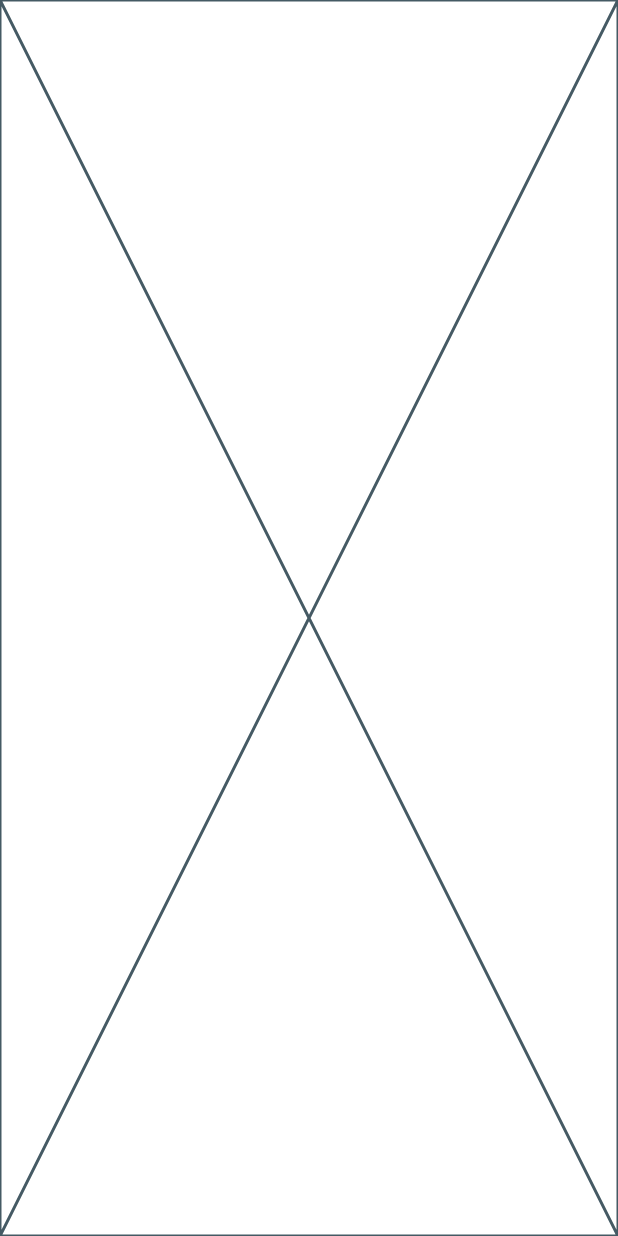
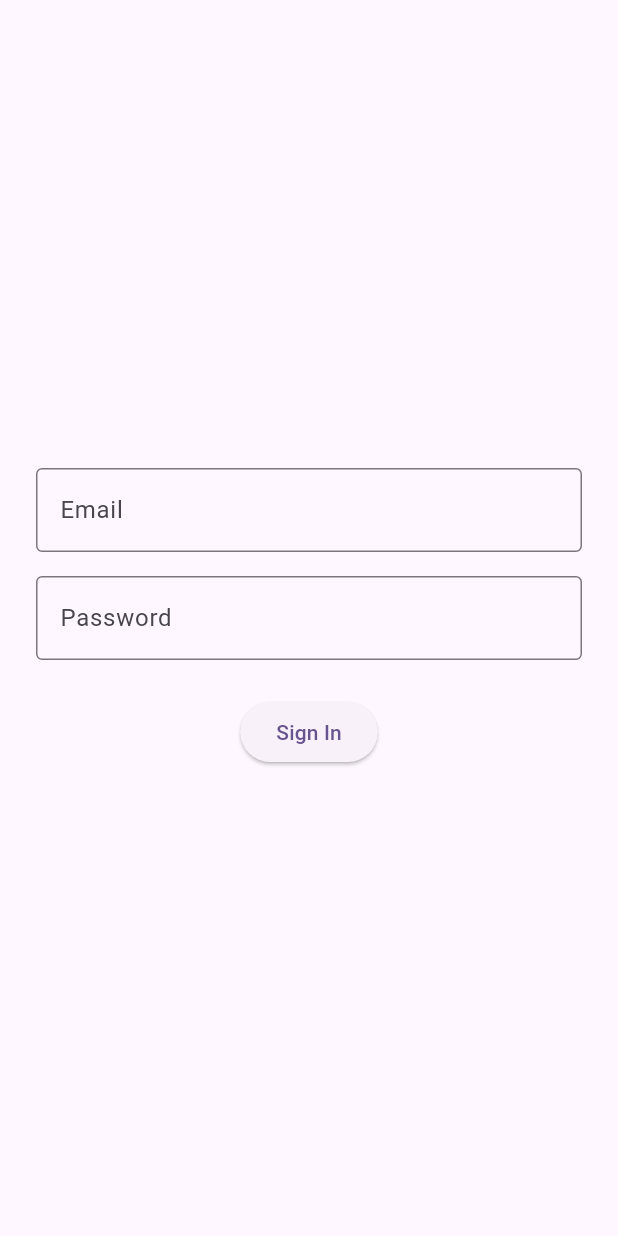
Before and after one commit to shivanktyagi001/journal_app, a Flutter app: the screen it shows after launch, on a phone screen of 412 x 824 dp. Run offline on Flutter 3.47's test engine with Material 3 defaults, Android fonts, the phone set to English and light mode, and no system bars; our stand-ins replace firebase_auth, firebase_core; accounts and stored records are empty.

Commit message:
feat: Add login screen, journal model, and update auth provider

```diff
--- a/lib/Models/journal_model.dart
+++ b/lib/Models/journal_model.dart
@@ -1,4 +1,4 @@
-import 'package:flutter/material.dart';
+
 class JournalModel{
   String title;
   String des;
--- /dev/null
+++ b/lib/Screens/login_Screen.dart
@@ -0,0 +1,77 @@
+import 'package:flutter/material.dart';
+import 'package:journal_app/Screens/dashboard_screen.dart';
+import 'package:journal_app/provider/myauth_provider.dart';
+import 'package:provider/provider.dart';
+
+class LoginScreen extends StatelessWidget {
+  final TextEditingController emailcontroller = TextEditingController();
+  final TextEditingController passwordcontroller = TextEditingController();
+
+  @override
+  Widget build(BuildContext context) {
+    return Scaffold(
+      body: Center(
+        child: Padding(
+          padding: const EdgeInsets.symmetric(horizontal: 24.0),
+          child: Column(
+            mainAxisAlignment: MainAxisAlignment.center,
+            children: [
+              TextField(
+                controller: emailcontroller,
+                decoration: InputDecoration(
+                  labelText: "Email",
+                  border: OutlineInputBorder(),
+                ),
+              ),
+              SizedBox(height: 16),
+              TextField(
+                controller: passwordcontroller,
+                obscureText: true,
+                decoration: InputDecoration(
+                  labelText: "Password",
+                  border: OutlineInputBorder(),
+                ),
+              ),
+              SizedBox(height: 24),
+              ElevatedButton(
+                onPressed: () async {
+                  final email = emailcontroller.text.trim();
+                  final password = passwordcontroller.text.trim();
+
+                  if (email.isEmpty || password.isEmpty) {
+                    ScaffoldMessenger.of(context).showSnackBar(
+                      SnackBar(content: Text("Please fill in all fields")),
+                    );
+                    return;
+                  }
+
+                  final authProvider = Provider.of<MyAuthProvider>(context, listen: false);
+
+                  try {
+                    await authProvider.login(email, password);
+
+                    if (authProvider.user != null) {
+                      Navigator.pushReplacement(
+                        context,
+                        MaterialPageRoute(builder: (_) => DashboardScreen()),
+                      );
+                    } else {
+                      ScaffoldMessenger.of(context).showSnackBar(
+                        SnackBar(content: Text("Login Failed")),
+                      );
+                    }
+                  } catch (e) {
+                    ScaffoldMessenger.of(context).showSnackBar(
+                      SnackBar(content: Text("Error: ${e.toString()}")),
+                    );
+                  }
+                },
+                child: Text("Sign In"),
+              ),
+            ],
+          ),
+        ),
+      ),
+    );
+  }
+}
--- a/lib/main.dart
+++ b/lib/main.dart
@@ -1,8 +1,14 @@
+import 'package:firebase_core/firebase_core.dart';
 import 'package:flutter/material.dart';
 import 'package:journal_app/Screens/dashboard_screen.dart';
+import 'package:journal_app/Screens/login_Screen.dart';
+import 'package:journal_app/provider/myauth_provider.dart';
+import 'package:provider/provider.dart';
 
-void main() {
-  runApp(const MyApp());
+void main() async{
+  WidgetsFlutterBinding.ensureInitialized();
+  await Firebase.initializeApp();
+  runApp(MyApp());
 }
 
 class MyApp extends StatelessWidget {
@@ -11,12 +17,17 @@ class MyApp extends StatelessWidget {
   // This widget is the root of your application.
   @override
   Widget build(BuildContext context) {
-    return MaterialApp(
-      title: 'Flutter Demo',
-      theme: ThemeData(
-        colorScheme: ColorScheme.fromSeed(seedColor: Colors.deepPurple),
+    return MultiProvider(
+      providers: [
+          ChangeNotifierProvider(create: (_) => MyAuthProvider()),
+      ],
+      child: MaterialApp(
+        title: 'Flutter Demo',
+        theme: ThemeData(
+          colorScheme: ColorScheme.fromSeed(seedColor: Colors.deepPurple),
+        ),
+        home:LoginScreen(),
       ),
-      home:DashboardScreen(),
     );
   }
 }
--- /dev/null
+++ b/lib/provider/myauth_provider.dart
@@ -0,0 +1,23 @@
+import 'package:firebase_auth/firebase_auth.dart';
+import 'package:flutter/cupertino.dart';
+import 'package:provider/provider.dart';
+class MyAuthProvider extends ChangeNotifier{
+     String? _user ;
+     String? get user => _user;
+     final _auth = FirebaseAuth.instance;
+     Future<void> login(String email,String password) async{
+        final cd = await _auth.signInWithEmailAndPassword(email: email, password: password);
+        _user = cd.user!.uid;
+         notifyListeners();
+     }
+     Future<void> register(String email,String password) async{
+        final cd = await _auth.createUserWithEmailAndPassword(email: email, password: password);
+        _user = cd.user!.uid;
+        notifyListeners();
+     }
+     Future<void> logout()async{
+         await _auth.signOut();
+         _user = null;
+         notifyListeners();
+     }
+}
--- a/pubspec.yaml
+++ b/pubspec.yaml
@@ -34,6 +34,10 @@ dependencies:
   # The following adds the Cupertino Icons font to your application.
   # Use with the CupertinoIcons class for iOS style icons.
   cupertino_icons: ^1.0.8
+  firebase_core: ^3.15.1
+  firebase_auth: ^5.6.2
+  cloud_firestore: ^5.6.11
+  provider: ^6.1.5
 
 dev_dependencies:
   flutter_test:
```
Also changed, not shown: lib/Screens/dashboard_screen.dart (+6 -1 lines), pubspec.lock, 7 other files.
